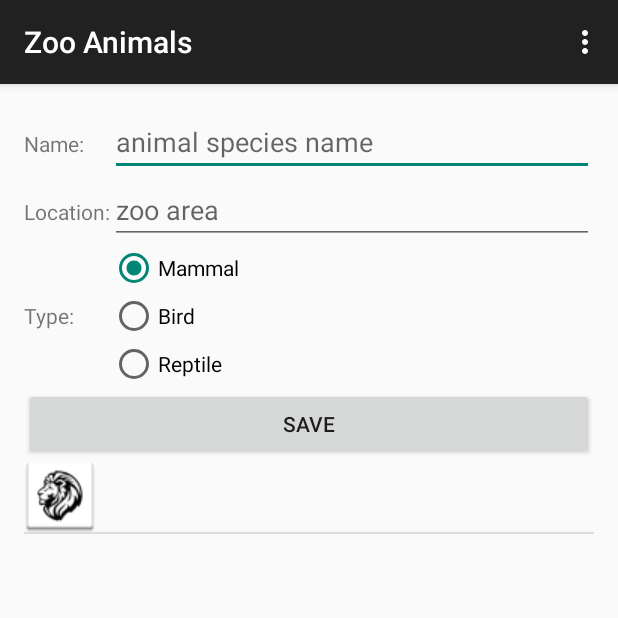
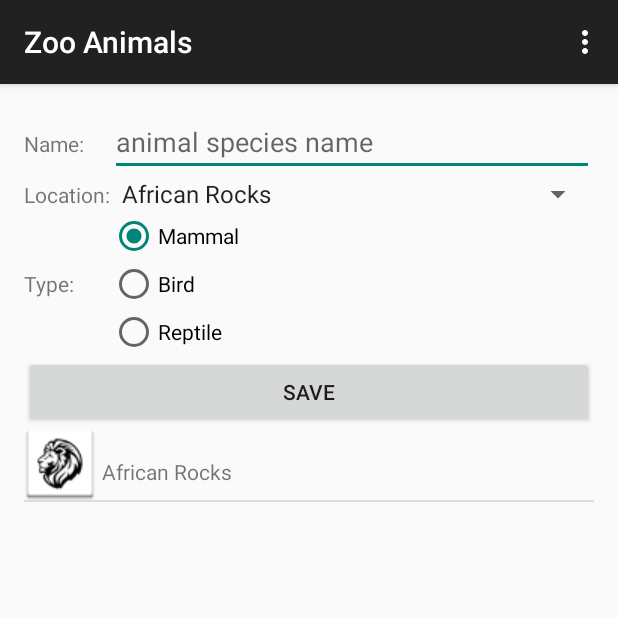
Before and after one commit to RKJokela/ZooList, an Android app: the screen it shows after launch (ZooListActivity), after a tap on "SAVE", on a phone screen of 412 x 824 dp, the top half of it. Run offline under Robolectric (Android 15) with nearby library versions, the phone set to English and light mode, and no system bars; 1 statement that could not run was skipped.

Commit message:
Replace location EditText with Spinner

```diff
--- a/app/src/main/java/com/rjokela/zoolist/ZooListActivityFragment.java
+++ b/app/src/main/java/com/rjokela/zoolist/ZooListActivityFragment.java
@@ -1,17 +1,20 @@
 package com.rjokela.zoolist;
 
+import android.content.Context;
 import android.support.v4.app.Fragment;
 import android.os.Bundle;
 import android.util.Log;
 import android.view.LayoutInflater;
 import android.view.View;
 import android.view.ViewGroup;
+import android.view.inputmethod.InputMethodManager;
 import android.widget.AdapterView;
 import android.widget.ArrayAdapter;
 import android.widget.Button;
 import android.widget.EditText;
 import android.widget.ListView;
 import android.widget.RadioGroup;
+import android.widget.Spinner;
 import android.widget.Toast;
 
 import java.util.ArrayList;
@@ -61,10 +64,10 @@ public class ZooListActivityFragment extends Fragment {
 
     private void onSave(){
         Animal animal=new Animal();
-        EditText name=(EditText)getActivity().findViewById(R.id.zoo_name);
-        EditText location=(EditText)getActivity().findViewById(R.id.zoo_location);
+        EditText name = (EditText)getActivity().findViewById(R.id.zoo_name);
+        Spinner zoo_area = (Spinner)getActivity().findViewById(R.id.zoo_location);
         animal.setName(name.getText().toString());
-        animal.setLocation(location.getText().toString());
+        animal.setLocation(zoo_area.getSelectedItem().toString());
         RadioGroup types=(RadioGroup)getActivity().findViewById(R.id.zoo_animalType);
         switch (types.getCheckedRadioButtonId()) {
             case R.id.zoo_animalTypeMammal:
@@ -82,13 +85,19 @@ public class ZooListActivityFragment extends Fragment {
         // Notifies the adapter that the underlying data has changed,
         // any View reflecting the data should refresh itself.
         adapter.notifyDataSetChanged();
+
+        // remove soft keyboard when hitting save
+        InputMethodManager inputManager = (InputMethodManager)
+                getActivity().getSystemService(Context.INPUT_METHOD_SERVICE);
+        inputManager.hideSoftInputFromWindow(getActivity().getCurrentFocus().
+            getWindowToken(), InputMethodManager.HIDE_NOT_ALWAYS);
     }
 
     private void onDelete(View view, int position) {
         Animal animal = adapter.getItem(position);
 
         if (animal != null) {
-            String item = "deleting:" + animal.getName();
+            String item = "deleting: " + animal.getName();
             Toast.makeText(getActivity(), item, Toast.LENGTH_SHORT).show();
             Log.d(TAG, "onItemClick: " + animal.getName());
             adapter.remove(animal);
--- a/app/src/main/res/layout/fragment_zoo_list.xml
+++ b/app/src/main/res/layout/fragment_zoo_list.xml
@@ -46,11 +46,12 @@
                 android:text="@string/location"
                 android:id="@+id/zoo_locationLabel"/>
 
-            <EditText
+            <Spinner
                 android:layout_width="wrap_content"
                 android:layout_height="wrap_content"
                 android:id="@+id/zoo_location"
-                android:hint="@string/hint_location"/>
+                android:entries="@array/zoo_areas"
+                tools:listitem="@android:layout/simple_spinner_dropdown_item"/>
         </TableRow>
 
         <TableRow
```
